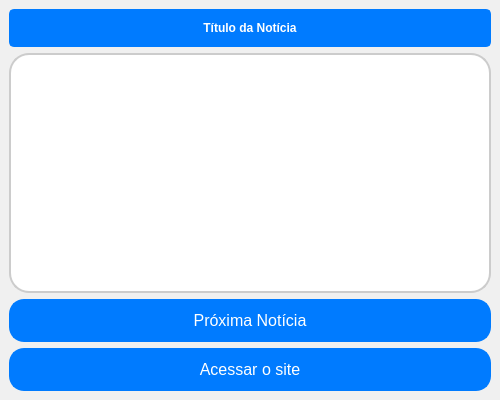
Old version of the form interface.ui in the repository XlouPx/App_futebol.
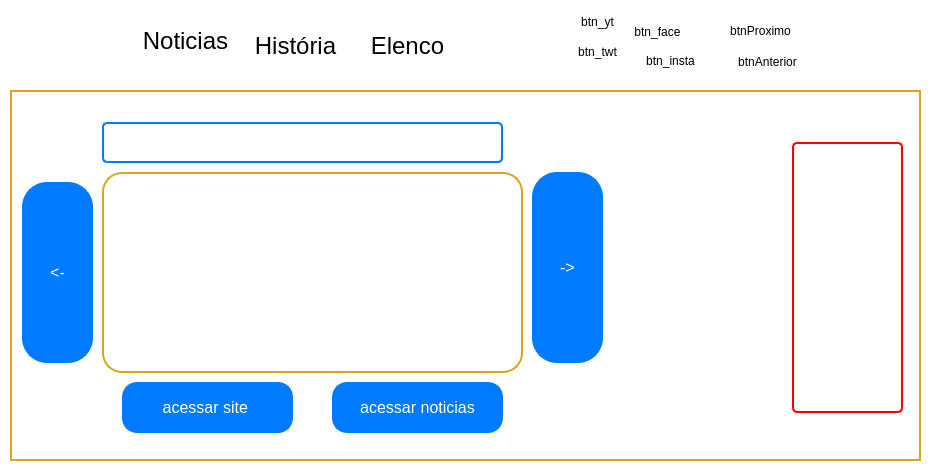
New version of the form. Icons and pictures are not drawn.

Commit message: interface nova

Diff of the .ui file:
```diff
--- a/interface.ui
+++ b/interface.ui
@@ -6,50 +6,279 @@
    <rect>
     <x>0</x>
     <y>0</y>
-    <width>500</width>
-    <height>400</height>
+    <width>930</width>
+    <height>474</height>
    </rect>
   </property>
+  <property name="maximumSize">
+   <size>
+    <width>930</width>
+    <height>474</height>
+   </size>
+  </property>
+  <property name="windowTitle">
+   <string>MainWindow</string>
+  </property>
   <property name="styleSheet">
-   <string notr="true">background-color: #f0f0f0;</string>
+   <string notr="true">background-color: white</string>
   </property>
   <widget class="QWidget" name="centralwidget">
-   <layout class="QVBoxLayout" name="verticalLayout">
-    <item>
-     <widget class="QLabel" name="btnTitulo">
-      <property name="font">
-       <font>
-        <pointsize>12</pointsize>
-        <weight>75</weight>
-        <bold>true</bold>
-       </font>
-      </property>
-      <property name="styleSheet">
-       <string notr="true">color: white;
-    font-weight: bold;
-    font-size: 12px;
-    background-color: #007bff;
-    border-radius: 5px;
-    padding: 10px 20px;
-    border: 2px solid #007bff;</string>
-      </property>
-      <property name="text">
-       <string>Título da Notícia</string>
-      </property>
-      <property name="alignment">
-       <set>Qt::AlignCenter</set>
-      </property>
-     </widget>
-    </item>
-    <item>
-     <widget class="QTextEdit" name="btnResumo">
-      <property name="styleSheet">
-       <string notr="true">
+   <widget class="QWidget" name="widget" native="true">
+    <property name="geometry">
+     <rect>
+      <x>10</x>
+      <y>10</y>
+      <width>911</width>
+      <height>451</height>
+     </rect>
+    </property>
+    <property name="styleSheet">
+     <string notr="true">rgba (0,0,0,0)
+background-color: white</string>
+    </property>
+    <widget class="QLabel" name="logo">
+     <property name="geometry">
+      <rect>
+       <x>10</x>
+       <y>10</y>
+       <width>91</width>
+       <height>71</height>
+      </rect>
+     </property>
+     <property name="text">
+      <string/>
+     </property>
+     <property name="pixmap">
+      <pixmap>Real Madrid.jpg</pixmap>
+     </property>
+     <property name="scaledContents">
+      <bool>true</bool>
+     </property>
+    </widget>
+    <widget class="QPushButton" name="noticias">
+     <property name="geometry">
+      <rect>
+       <x>130</x>
+       <y>10</y>
+       <width>91</width>
+       <height>41</height>
+      </rect>
+     </property>
+     <property name="font">
+      <font>
+       <pointsize>18</pointsize>
+      </font>
+     </property>
+     <property name="text">
+      <string>Noticias</string>
+     </property>
+     <property name="autoDefault">
+      <bool>false</bool>
+     </property>
+     <property name="default">
+      <bool>false</bool>
+     </property>
+     <property name="flat">
+      <bool>true</bool>
+     </property>
+    </widget>
+    <widget class="QPushButton" name="classificacao">
+     <property name="geometry">
+      <rect>
+       <x>230</x>
+       <y>20</y>
+       <width>111</width>
+       <height>31</height>
+      </rect>
+     </property>
+     <property name="font">
+      <font>
+       <pointsize>18</pointsize>
+      </font>
+     </property>
+     <property name="text">
+      <string>História</string>
+     </property>
+     <property name="flat">
+      <bool>true</bool>
+     </property>
+    </widget>
+    <widget class="QPushButton" name="elenco">
+     <property name="geometry">
+      <rect>
+       <x>360</x>
+       <y>20</y>
+       <width>75</width>
+       <height>31</height>
+      </rect>
+     </property>
+     <property name="font">
+      <font>
+       <pointsize>18</pointsize>
+      </font>
+     </property>
+     <property name="text">
+      <string>Elenco</string>
+     </property>
+     <property name="flat">
+      <bool>true</bool>
+     </property>
+    </widget>
+    <widget class="QPushButton" name="btn_yt">
+     <property name="geometry">
+      <rect>
+       <x>550</x>
+       <y>0</y>
+       <width>75</width>
+       <height>23</height>
+      </rect>
+     </property>
+     <property name="text">
+      <string>btn_yt</string>
+     </property>
+     <property name="flat">
+      <bool>true</bool>
+     </property>
+    </widget>
+    <widget class="QPushButton" name="btn_face">
+     <property name="geometry">
+      <rect>
+       <x>610</x>
+       <y>10</y>
+       <width>75</width>
+       <height>23</height>
+      </rect>
+     </property>
+     <property name="text">
+      <string>btn_face</string>
+     </property>
+     <property name="flat">
+      <bool>true</bool>
+     </property>
+    </widget>
+    <widget class="QPushButton" name="btnDescer">
+     <property name="geometry">
+      <rect>
+       <x>710</x>
+       <y>0</y>
+       <width>81</width>
+       <height>41</height>
+      </rect>
+     </property>
+     <property name="styleSheet">
+      <string notr="true"/>
+     </property>
+     <property name="text">
+      <string>btnProximo</string>
+     </property>
+     <property name="default">
+      <bool>false</bool>
+     </property>
+     <property name="flat">
+      <bool>true</bool>
+     </property>
+    </widget>
+    <widget class="QPushButton" name="btn_insta">
+     <property name="geometry">
+      <rect>
+       <x>620</x>
+       <y>30</y>
+       <width>81</width>
+       <height>41</height>
+      </rect>
+     </property>
+     <property name="styleSheet">
+      <string notr="true">&lt;link href=&quot;https://www.instagram.com/realmadrid/&quot; rel=&quot;stykesheet&quot;&gt;</string>
+     </property>
+     <property name="text">
+      <string>btn_insta</string>
+     </property>
+     <property name="flat">
+      <bool>true</bool>
+     </property>
+    </widget>
+    <widget class="QPushButton" name="btnAnterior">
+     <property name="geometry">
+      <rect>
+       <x>720</x>
+       <y>40</y>
+       <width>75</width>
+       <height>23</height>
+      </rect>
+     </property>
+     <property name="text">
+      <string>btnAnterior</string>
+     </property>
+     <property name="flat">
+      <bool>true</bool>
+     </property>
+    </widget>
+    <widget class="QPushButton" name="btn_twt">
+     <property name="geometry">
+      <rect>
+       <x>550</x>
+       <y>30</y>
+       <width>75</width>
+       <height>23</height>
+      </rect>
+     </property>
+     <property name="text">
+      <string>btn_twt</string>
+     </property>
+     <property name="flat">
+      <bool>true</bool>
+     </property>
+    </widget>
+    <widget class="QStackedWidget" name="stackedWidget">
+     <property name="geometry">
+      <rect>
+       <x>0</x>
+       <y>80</y>
+       <width>911</width>
+       <height>371</height>
+      </rect>
+     </property>
+     <property name="font">
+      <font>
+       <pointsize>-1</pointsize>
+      </font>
+     </property>
+     <property name="styleSheet">
+      <string notr="true">
        
+QStackedWidget {
+    background-color: white;
+    color: black;
+    border: 2px solid  #daa520;
+    padding: 10px;
+    font-size: 14px;
+}
+
+QStackedWidget:focus {
+    border: 2px solid #007bff;
+}
+</string>
+     </property>
+     <property name="currentIndex">
+      <number>0</number>
+     </property>
+     <widget class="QWidget" name="page">
+      <widget class="QTextEdit" name="btnResumo">
+       <property name="geometry">
+        <rect>
+         <x>80</x>
+         <y>70</y>
+         <width>421</width>
+         <height>201</height>
+        </rect>
+       </property>
+       <property name="styleSheet">
+        <string notr="true">
+       
 QTextEdit {
     background-color: white;
     color: black;
-    border: 2px solid #ccc;
+    border: 2px solid  #daa520;
     border-radius: 20px;
     padding: 10px;
     font-size: 14px;
@@ -59,16 +288,26 @@
     border: 2px solid #007bff;
 }
 </string>
-      </property>
-      <property name="readOnly">
-       <bool>true</bool>
-      </property>
-     </widget>
-    </item>
-    <item>
-     <widget class="QPushButton" name="btnDescer">
-      <property name="styleSheet">
-       <string notr="true">
+       </property>
+       <property name="html">
+        <string>&lt;!DOCTYPE HTML PUBLIC &quot;-//W3C//DTD HTML 4.0//EN&quot; &quot;http://www.w3.org/TR/REC-html40/strict.dtd&quot;&gt;
+&lt;html&gt;&lt;head&gt;&lt;meta name=&quot;qrichtext&quot; content=&quot;1&quot; /&gt;&lt;style type=&quot;text/css&quot;&gt;
+p, li { white-space: pre-wrap; }
+&lt;/style&gt;&lt;/head&gt;&lt;body style=&quot; font-family:'MS Shell Dlg 2'; font-size:14px; font-weight:400; font-style:normal;&quot;&gt;
+&lt;p style=&quot;-qt-paragraph-type:empty; margin-top:0px; margin-bottom:0px; margin-left:0px; margin-right:0px; -qt-block-indent:0; text-indent:0px;&quot;&gt;&lt;br /&gt;&lt;/p&gt;&lt;/body&gt;&lt;/html&gt;</string>
+       </property>
+      </widget>
+      <widget class="QPushButton" name="btnLink">
+       <property name="geometry">
+        <rect>
+         <x>100</x>
+         <y>280</y>
+         <width>171</width>
+         <height>51</height>
+        </rect>
+       </property>
+       <property name="styleSheet">
+        <string notr="true">
 QPushButton {
     background-color: #007bff;
     color: white;
@@ -86,16 +325,22 @@
     background-color: #004080;
 }
 </string>
-      </property>
-      <property name="text">
-       <string>Próxima Notícia</string>
-      </property>
-     </widget>
-    </item>
-    <item>
-     <widget class="QPushButton" name="btnLink">
-      <property name="styleSheet">
-       <string notr="true">
+       </property>
+       <property name="text">
+        <string>acessar site </string>
+       </property>
+      </widget>
+      <widget class="QPushButton" name="btnLinkNoticia">
+       <property name="geometry">
+        <rect>
+         <x>310</x>
+         <y>280</y>
+         <width>171</width>
+         <height>51</height>
+        </rect>
+       </property>
+       <property name="styleSheet">
+        <string notr="true">
 QPushButton {
     background-color: #007bff;
     color: white;
@@ -113,13 +358,253 @@
     background-color: #004080;
 }
 </string>
-      </property>
-      <property name="text">
-       <string>Acessar o site</string>
-      </property>
+       </property>
+       <property name="text">
+        <string>acessar noticias</string>
+       </property>
+      </widget>
+      <widget class="QLabel" name="btnTitulo">
+       <property name="geometry">
+        <rect>
+         <x>80</x>
+         <y>20</y>
+         <width>401</width>
+         <height>41</height>
+        </rect>
+       </property>
+       <property name="styleSheet">
+        <string notr="true">color: white;
+    font-weight: bold;
+    font-size: 12px;
+    background-color: #ffff;
+    border-radius: 5px;
+    padding: 10px 20px;
+    border: 2px solid #007bff;
+</string>
+       </property>
+       <property name="text">
+        <string>titulo</string>
+       </property>
+      </widget>
+      <widget class="QLabel" name="btnMidias">
+       <property name="geometry">
+        <rect>
+         <x>770</x>
+         <y>40</y>
+         <width>111</width>
+         <height>271</height>
+        </rect>
+       </property>
+       <property name="styleSheet">
+        <string notr="true">color: white;
+    font-weight: bold;
+    font-size: 12px;
+    background-color: #ffff;
+    border-radius: 5px;
+    padding: 10px 20px;
+    border: 2px solid #ff0000;
+</string>
+       </property>
+       <property name="text">
+        <string/>
+       </property>
+      </widget>
+      <widget class="QPushButton" name="btn_Proximo">
+       <property name="geometry">
+        <rect>
+         <x>510</x>
+         <y>70</y>
+         <width>71</width>
+         <height>191</height>
+        </rect>
+       </property>
+       <property name="styleSheet">
+        <string notr="true">
+QPushButton {
+    background-color: #007bff;
+    color: white;
+    border: 2px solid #007bff;
+    border-radius: 25px;
+    padding: 10px 20px;
+    font-size: 16px;
+}
+
+QPushButton:hover {
+    background-color: #0056b3;
+}
+
+QPushButton:pressed {
+    background-color: #004080;
+}
+</string>
+       </property>
+       <property name="text">
+        <string>-&gt;</string>
+       </property>
+      </widget>
+      <widget class="QPushButton" name="btnAnterior_2">
+       <property name="geometry">
+        <rect>
+         <x>0</x>
+         <y>80</y>
+         <width>71</width>
+         <height>181</height>
+        </rect>
+       </property>
+       <property name="styleSheet">
+        <string notr="true">
+QPushButton {
+    background-color: #007bff;
+    color: white;
+    border: 2px solid #007bff;
+    border-radius: 25px;
+    padding: 10px 20px;
+    font-size: 16px;
+}
+
+QPushButton:hover {
+    background-color: #0056b3;
+}
+
+QPushButton:pressed {
+    background-color: #004080;
+}
+</string>
+       </property>
+       <property name="text">
+        <string>&lt;-</string>
+       </property>
+      </widget>
+      <widget class="QLabel" name="face">
+       <property name="geometry">
+        <rect>
+         <x>790</x>
+         <y>50</y>
+         <width>71</width>
+         <height>61</height>
+        </rect>
+       </property>
+       <property name="text">
+        <string/>
+       </property>
+       <property name="pixmap">
+        <pixmap>facebook vector logo  black - outline.jpg</pixmap>
+       </property>
+       <property name="scaledContents">
+        <bool>true</bool>
+       </property>
+      </widget>
+      <widget class="QLabel" name="insta">
+       <property name="geometry">
+        <rect>
+         <x>790</x>
+         <y>110</y>
+         <width>71</width>
+         <height>61</height>
+        </rect>
+       </property>
+       <property name="text">
+        <string/>
+       </property>
+       <property name="pixmap">
+        <pixmap>0817158f3a05c0d62de647c28f4cde54.jpg</pixmap>
+       </property>
+       <property name="scaledContents">
+        <bool>true</bool>
+       </property>
+      </widget>
+      <widget class="QLabel" name="youtube">
+       <property name="geometry">
+        <rect>
+         <x>790</x>
+         <y>240</y>
+         <width>71</width>
+         <height>51</height>
+        </rect>
+       </property>
+       <property name="text">
+        <string/>
+       </property>
+       <property name="pixmap">
+        <pixmap>Youtube free icons designed by Freepik.jpg</pixmap>
+       </property>
+       <property name="scaledContents">
+        <bool>true</bool>
+       </property>
+      </widget>
+      <widget class="QLabel" name="twitter">
+       <property name="geometry">
+        <rect>
+         <x>790</x>
+         <y>170</y>
+         <width>71</width>
+         <height>51</height>
+        </rect>
+       </property>
+       <property name="text">
+        <string/>
+       </property>
+       <property name="pixmap">
+        <pixmap>X Twitter logo PNG, vector files free download - Brandlogos_net.jpg</pixmap>
+       </property>
+       <property name="scaledContents">
+        <bool>true</bool>
+       </property>
+      </widget>
+      <zorder>btnResumo</zorder>
+      <zorder>btnLink</zorder>
+      <zorder>btnLinkNoticia</zorder>
+      <zorder>btnTitulo</zorder>
+      <zorder>btnProximo</zorder>
+      <zorder>btnAnterior_2</zorder>
+      <zorder>btnMidias</zorder>
+      <zorder>face</zorder>
+      <zorder>insta</zorder>
+      <zorder>youtube</zorder>
+      <zorder>twitter</zorder>
      </widget>
-    </item>
-   </layout>
+     <widget class="QWidget" name="page_2">
+      <widget class="QTextEdit" name="textEdit">
+       <property name="geometry">
+        <rect>
+         <x>10</x>
+         <y>10</y>
+         <width>871</width>
+         <height>331</height>
+        </rect>
+       </property>
+       <property name="styleSheet">
+        <string notr="true">
+       
+QTextEdit {
+    background-color: white;
+    color: black;
+    border: 2px solid  #daa520;
+    border-radius: 20px;
+    padding: 10px;
+    font-size: 14px;
+}
+
+QTextEdit:focus {
+    border: 2px solid #007bff;
+}
+
+QtextEdit{
+	text-align: justify;
+}
+</string>
+       </property>
+       <property name="html">
+        <string>&lt;!DOCTYPE HTML PUBLIC &quot;-//W3C//DTD HTML 4.0//EN&quot; &quot;http://www.w3.org/TR/REC-html40/strict.dtd&quot;&gt;
+&lt;html&gt;&lt;head&gt;&lt;meta name=&quot;qrichtext&quot; content=&quot;1&quot; /&gt;&lt;style type=&quot;text/css&quot;&gt;
+p, li { white-space: pre-wrap; }
+&lt;/style&gt;&lt;/head&gt;&lt;body style=&quot; font-family:'MS Shell Dlg 2'; font-size:14px; font-weight:400; font-style:normal;&quot;&gt;
+&lt;p style=&quot; margin-top:0px; margin-bottom:0px; margin-left:0px; margin-right:0px; -qt-block-indent:0; text-indent:0px;&quot;&gt;&lt;span style=&quot; font-size:14pt;&quot;&gt;O Real Madrid é uma das equipes mais renomadas do mundo do futebol. Fundado em 1902, o clube se estabeleceu como uma força dominante tanto no cenário nacional quanto internacional. Sua sede é na capital espanhola, Madrid.Nos primeiros anos, o clube teve um sucesso moderado, mas em 1950, com a chegada do lendário jogador Alfredo Di Stéfano, o Real Madrid começou a sua era de ouro. Sob a liderança do treinador argentino Helenio Herrera, o clube conquistou cinco títulos da Liga dos Campeões da UEFA consecutivos entre 1955 e 1960, um feito inigualável até hoje.Nos anos seguintes, o clube continuou a acumular títulos, tanto na Espanha quanto na Europa. Figuras como Cristiano Ronaldo, Raúl, Zinedine Zidane, e muitos outros contribuíram para a rica história do clube.Atualmente, o Real Madrid continua sendo uma potência do futebol mundial, competindo na La Liga e na Liga dos Campeões da UEFA, sempre buscando adicionar mais troféus à sua vasta coleção. Sua camisa branca icônica e sua história de sucesso fazem do Real Madrid uma das equipes mais reconhecidas e respeitadas do planeta.&lt;/span&gt;&lt;/p&gt;&lt;/body&gt;&lt;/html&gt;</string>
+       </property>
+      </widget>
+     </widget>
+    </widget>
+   </widget>
   </widget>
  </widget>
  <resources/>
```
The commit also changes 2 other files.
